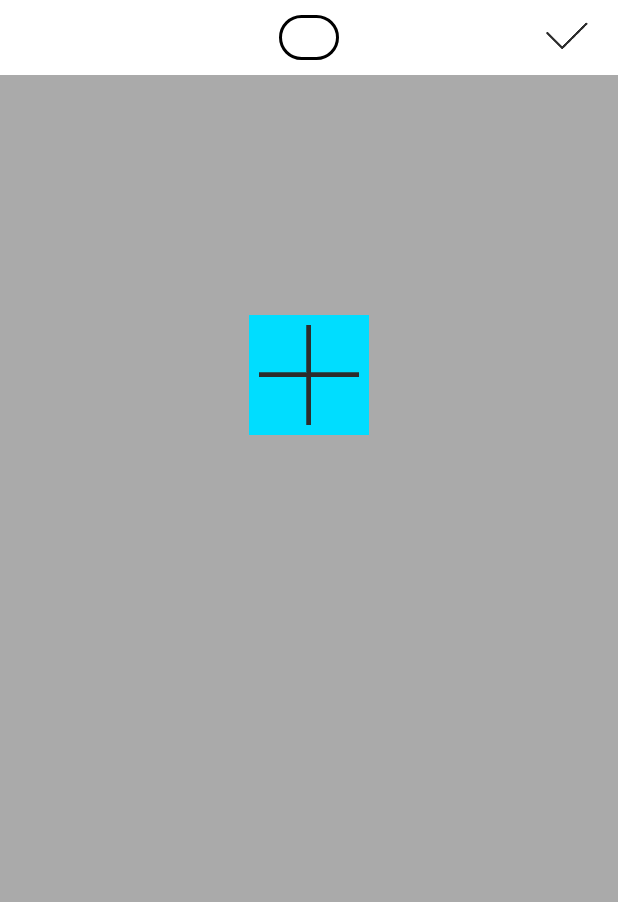
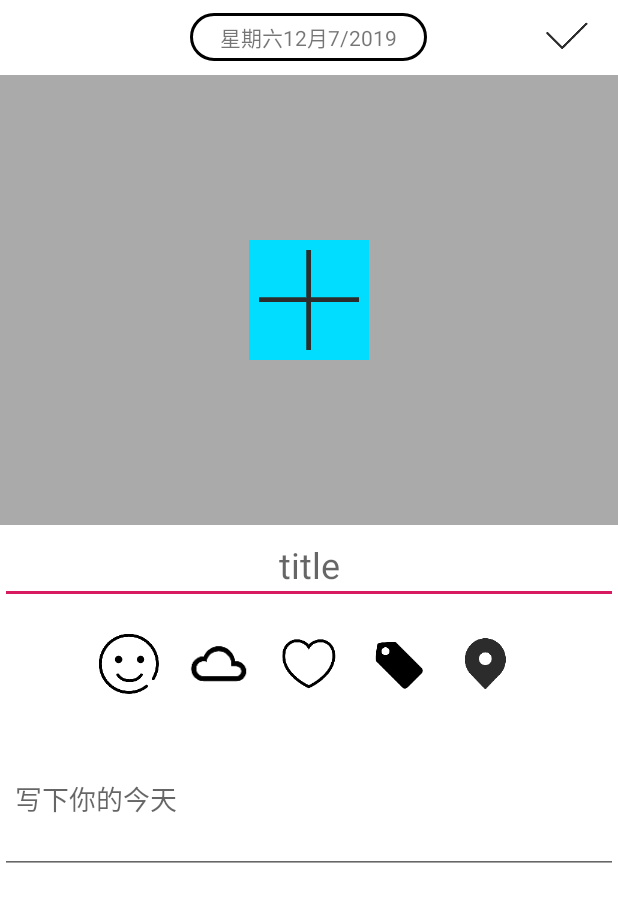
Before and after one commit to Zoeie/zoe_diary_app, an Android app: the DiaryEditActivity screen opened directly, with no data from a screen before it, on a phone screen of 412 x 824 dp. Shown: the top 902 px of the screen. Run offline under Robolectric (Android 15) with nearby library versions, the phone set to English and light mode, and no system bars; our stand-ins replace ButterKnife, RxJava; libraries missing offline, so code that uses them is left out: com.luck.picture.

Commit message:
优化底部弹窗

```diff
--- a/app/src/main/java/com/zoe/diary/ui/activity/DiaryEditActivity.java
+++ b/app/src/main/java/com/zoe/diary/ui/activity/DiaryEditActivity.java
@@ -2,6 +2,7 @@ package com.zoe.diary.ui.activity;
 
 import android.content.Intent;
 import android.os.Bundle;
+import android.widget.TextView;
 
 import androidx.viewpager.widget.ViewPager;
 
@@ -15,10 +16,13 @@ import com.zoe.diary.net.request.save.SavePresenter;
 import com.zoe.diary.net.response.DiarySaveResponse;
 import com.zoe.diary.ui.activity.base.BaseMVPActivity;
 import com.zoe.diary.ui.adapter.DiaryImgAdapter;
+import com.zoe.diary.ui.dialog.BottomDialogView;
 import com.zoe.diary.ui.widget.GlideEngine;
+import com.zoe.diary.utils.DateUtil;
 import com.zoe.diary.utils.LogUtil;
 
 import java.util.ArrayList;
+import java.util.Calendar;
 import java.util.Date;
 import java.util.List;
 
@@ -31,9 +35,18 @@ public class DiaryEditActivity extends BaseMVPActivity<SavePresenter, SaveContra
     @BindView(R.id.img_view_pager)
     ViewPager imgViewPager;
 
+    @BindView(R.id.tv_local_date)
+    TextView tvLocalDate;
+
     DiaryImgAdapter diaryImgAdapter;
     private static final int MAX_NUM = 9;
     private List<String> imgList = new ArrayList<>();
+    private static final String KEY_YEAR = "YEAR";
+    private static final String KEY_MONTH = "MONTH";
+    private static final String KEY_DAY = "DAY";
+    private int year;
+    private int month;
+    private int day;
 
     @Override
     protected int getLayoutResource() {
@@ -44,9 +57,30 @@ public class DiaryEditActivity extends BaseMVPActivity<SavePresenter, SaveContra
     protected void onCreate(Bundle savedInstanceState) {
         super.onCreate(savedInstanceState);
         initData();
+        initView();
     }
 
-    private void initData() {}
+    private void initData() {
+        Intent intent = getIntent();
+        year = intent.getIntExtra(KEY_YEAR, Calendar.getInstance().get(Calendar.YEAR));
+        month = intent.getIntExtra(KEY_MONTH, Calendar.getInstance().get(Calendar.MONTH));
+        day = intent.getIntExtra(KEY_DAY, Calendar.getInstance().get(Calendar.DAY_OF_MONTH));
+    }
+
+    private void initView() {
+        Calendar calendar = Calendar.getInstance();
+        calendar.set(year,month,day);
+        int dayOfWeek = calendar.get(Calendar.DAY_OF_WEEK);
+        StringBuilder builder = new StringBuilder();
+        builder.append(DateUtil.convertNumberToWeek(dayOfWeek))
+                .append(month+1)
+                .append("月")
+                .append(day)
+                .append("/")
+                .append(year);
+        tvLocalDate.setText(builder.toString());
+        LogUtil.d("dayOfWeek:"+dayOfWeek);
+    }
 
     @Override
     public void onSaveDiarySuccess(DiarySaveResponse response) {
@@ -113,4 +147,10 @@ public class DiaryEditActivity extends BaseMVPActivity<SavePresenter, SaveContra
             diaryImgAdapter.notifyDataSetChanged();
         }
     }
+
+    @OnClick(R.id.tv_smile)
+    public void smileClick() {
+        BottomDialogView dialogView = new BottomDialogView(this);
+        dialogView.show();
+    }
 }
--- a/app/src/main/res/layout/activity_diary_edit.xml
+++ b/app/src/main/res/layout/activity_diary_edit.xml
@@ -3,7 +3,6 @@
     xmlns:tools="http://schemas.android.com/tools"
     android:layout_width="match_parent"
     android:layout_height="match_parent"
-    android:background="@android:color/darker_gray"
     android:orientation="vertical">
 
     <RelativeLayout
@@ -43,8 +42,9 @@
             android:orientation="vertical">
 
             <RelativeLayout
+                android:background="@android:color/darker_gray"
                 android:layout_width="match_parent"
-                android:layout_height="400dp">
+                android:layout_height="300dp">
 
                 <androidx.viewpager.widget.ViewPager
                     android:id="@+id/img_view_pager"
@@ -65,6 +65,70 @@
                         android:src="@mipmap/diary_img_add" />
                 </RelativeLayout>
             </RelativeLayout>
+
+            <EditText
+                android:gravity="center"
+                android:hint="title"
+                android:padding="10dp"
+                android:textSize="24sp"
+                android:textColor="@android:color/black"
+                android:layout_width="match_parent"
+                android:layout_height="wrap_content"/>
+
+            <LinearLayout
+                android:layout_gravity="center_horizontal"
+                android:padding="10dp"
+                android:orientation="horizontal"
+                android:layout_width="wrap_content"
+                android:layout_height="wrap_content">
+
+                <ImageView
+                    android:id="@+id/tv_smile"
+                    android:layout_margin="10dp"
+                    android:src="@mipmap/smile"
+                    android:layout_width="40dp"
+                    android:layout_height="40dp"/>
+
+                <ImageView
+                    android:id="@+id/tv_weather"
+                    android:layout_margin="10dp"
+                    android:src="@mipmap/weather_cloudy"
+                    android:layout_width="40dp"
+                    android:layout_height="40dp"/>
+
+                <ImageView
+                    android:id="@+id/tv_heart"
+                    android:layout_margin="10dp"
+                    android:src="@mipmap/heart"
+                    android:layout_width="40dp"
+                    android:layout_height="40dp"/>
+
+                <ImageView
+                    android:id="@+id/tv_tag"
+                    android:layout_margin="10dp"
+                    android:src="@mipmap/tag"
+                    android:layout_width="40dp"
+                    android:layout_height="40dp"/>
+
+                <ImageView
+                    android:id="@+id/tv_location"
+                    android:layout_margin="10dp"
+                    android:src="@mipmap/location"
+                    android:layout_width="40dp"
+                    android:layout_height="40dp"/>
+            </LinearLayout>
+
+            <EditText
+                android:padding="10dp"
+                android:hint="写下你的今天"
+                android:singleLine="true"
+                android:maxLines="100"
+                android:scrollHorizontally="false"
+                android:inputType="textMultiLine"
+                android:layout_width="match_parent"
+                android:minHeight="100dp"
+                android:layout_height="wrap_content">
+            </EditText>
         </LinearLayout>
     </androidx.core.widget.NestedScrollView>
 
```
Also changed, not shown: app/src/main/java/com/zoe/diary/ui/adapter/DiaryIconAdapter.java (added, +42 -0 lines), app/src/main/java/com/zoe/diary/ui/dialog/BottomDialogView.java (added, +84 -0 lines), app/src/main/java/com/zoe/diary/utils/DateUtil.java (+21 -0 lines), app/src/main/res/layout/dialog_edit.xml (added, +46 -0 lines), app/src/main/res/layout/diary_edit_img.xml (added, +7 -0 lines), app/src/main/res/values/styles.xml (+13 -0 lines), app/src/main/res/mipmap-xxhdpi/heart.png (added), app/src/main/res/mipmap-xxhdpi/location.png (added), app/src/main/res/mipmap-xxhdpi/mood_smile.png (added), app/src/main/res/mipmap-xxhdpi/small_right.png (added), app/src/main/res/mipmap-xxhdpi/smile.png (added), app/src/main/res/mipmap-xxhdpi/tag.png (added), app/src/main/res/mipmap-xxhdpi/weather_cloudy.png (added).
